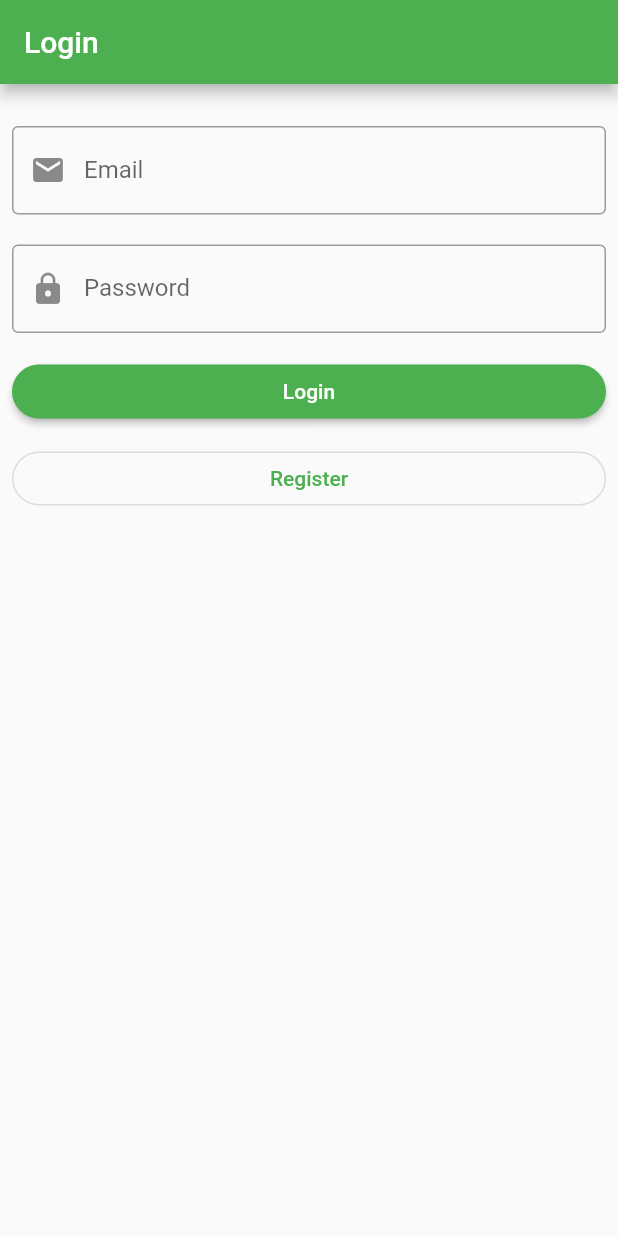
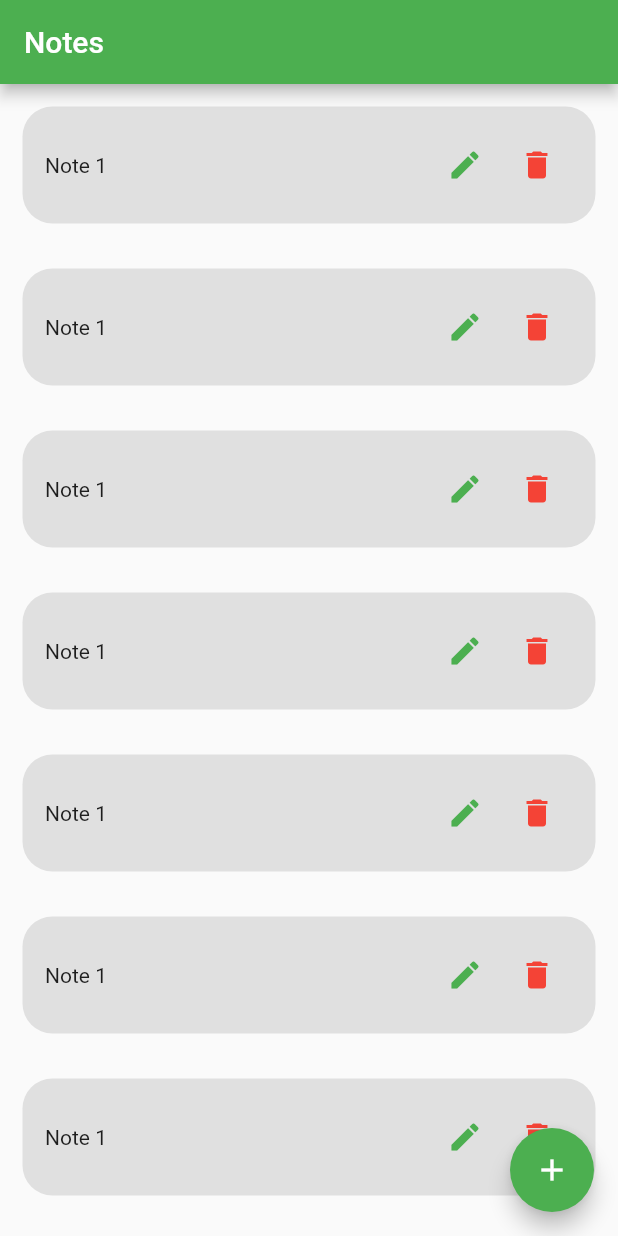
Before and after one commit to amir58/FlutterHTIG24, a Flutter app: the screen it shows after launch, on a phone screen of 412 x 824 dp. Run offline on Flutter 3.47's test engine with Material 2 defaults, Android fonts, the phone set to English and light mode, and no system bars.

Commit message:
session5

```diff
--- a/lib/main.dart
+++ b/lib/main.dart
@@ -1,4 +1,5 @@
 import 'package:flutter/material.dart';
+import 'package:flutter24/notes_screen.dart';
 
 void main() {
   runApp(MyApp());
@@ -11,7 +12,7 @@ class MyApp extends StatelessWidget {
       theme: ThemeData(
         primarySwatch: Colors.green,
       ),
-      home: LoginPage(),
+      home: const NotesScreen(),
     );
   }
 }
@@ -123,8 +124,11 @@ class LoginPage extends StatelessWidget {
                 ),
               ),
               const SizedBox(height: 15),
-              SizedBox(
-                width: double.infinity,
+              Row(
+                children: [
+                  // 2 / 3
+                  Expanded(
+                    flex: 2,
                     child: ElevatedButton(
                       style: ElevatedButton.styleFrom(shape: const StadiumBorder()),
                       onPressed: () {},
@@ -133,16 +137,18 @@ class LoginPage extends StatelessWidget {
                       ),
                     ),
                   ),
-              Container(
-                margin: const EdgeInsets.only(top: 10),
-                width: double.infinity,
+                  const SizedBox(width: 15),
+                  // 1 / 3
+                  Expanded(
                     child: OutlinedButton(
                       onPressed: () {},
-                  child: const Text('Register'),
                       style: OutlinedButton.styleFrom(
                         shape: const StadiumBorder(),
                       ),
+                      child: const Text('Register'),
                     ),
+                  ),
+                ],
               ),
             ],
           ),
--- /dev/null
+++ b/lib/notes_screen.dart
@@ -0,0 +1,56 @@
+import 'package:flutter/material.dart';
+
+class NotesScreen extends StatelessWidget {
+  const NotesScreen({Key? key}) : super(key: key);
+
+  @override
+  Widget build(BuildContext context) {
+    return Scaffold(
+      appBar: AppBar(
+        title: const Text("Notes"),
+      ),
+      floatingActionButton: FloatingActionButton(
+        onPressed: () {},
+        child: const Icon(Icons.add),
+      ),
+      body: ListView.builder(
+        itemCount: 70,
+        itemBuilder: (context, index) {
+          return noteItem();
+        },
+      ),
+    );
+  }
+
+  Widget noteItem() {
+    return Container(
+      margin: const EdgeInsets.all(15),
+      padding: const EdgeInsets.all(15),
+      decoration: BoxDecoration(
+        color: Colors.grey[300],
+        borderRadius: BorderRadius.circular(20),
+      ),
+      child: Row(
+        children: [
+          const Expanded(
+            child: Text("Note 1"),
+          ),
+          IconButton(
+            onPressed: () {},
+            icon: const Icon(
+              Icons.edit,
+              color: Colors.green,
+            ),
+          ),
+          IconButton(
+            onPressed: () {},
+            icon: const Icon(
+              Icons.delete,
+              color: Colors.red,
+            ),
+          ),
+        ],
+      ),
+    );
+  }
+}
```
Also changed, not shown: lib/dart/inheritance/base_screen.dart (added, +16 -0 lines), lib/dart/inheritance/inheritance.dart (added, +10 -0 lines), lib/dart/inheritance/screen_one.dart (added, +12 -0 lines), lib/dart/null.dart (added, +31 -0 lines). Lines whose indentation alone changed are shown as unchanged.
